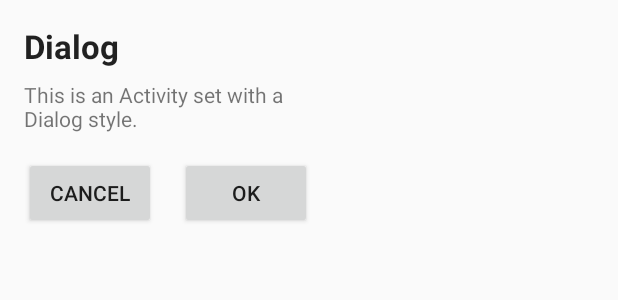
After one commit to aaroncrutchfield/DemoLifecycle, an Android app: the layout activity_dialog.xml on its own in the app's theme, with its tools: preview values and no code run, on a phone screen of 412 x 824 dp. The commit adds this screen. Shown: the top 300 px of the screen. Run offline under Robolectric (Android 15) with nearby library versions, the phone set to English and light mode, and no system bars.

Commit message:
feat - Add Dialog Activity

```diff
--- a/app/src/main/AndroidManifest.xml
+++ b/app/src/main/AndroidManifest.xml
@@ -3,6 +3,7 @@
     package="com.demo.tutorial.demolifecycle">
 
     <application
+        android:fullBackupContent="true"
         android:allowBackup="true"
         android:icon="@mipmap/ic_launcher"
         android:label="@string/app_name"
@@ -16,6 +17,11 @@
                 <category android:name="android.intent.category.LAUNCHER" />
             </intent-filter>
         </activity>
+        <activity
+            android:name=".DialogActivity"
+            android:theme="@style/myDialogTheme">
+
+        </activity>
     </application>
 
 </manifest>
--- /dev/null
+++ b/app/src/main/java/com/demo/tutorial/demolifecycle/DialogActivity.java
@@ -0,0 +1,37 @@
+package com.demo.tutorial.demolifecycle;
+
+import android.support.v7.app.AppCompatActivity;
+import android.os.Bundle;
+import android.view.View;
+import android.widget.Button;
+
+public class DialogActivity extends AppCompatActivity {
+
+    private Button btnOk;
+    private Button btnCancel;
+
+    @Override
+    protected void onCreate(Bundle savedInstanceState) {
+        super.onCreate(savedInstanceState);
+        setContentView(R.layout.activity_dialog);
+
+        btnOk = findViewById(R.id.btn_ok);
+        btnCancel = findViewById(R.id.btn_cancel);
+
+        btnOk.setOnClickListener(new View.OnClickListener() {
+            @Override
+            public void onClick(View view) {
+                finish();
+            }
+        });
+
+        btnCancel.setOnClickListener(new View.OnClickListener() {
+            @Override
+            public void onClick(View view) {
+                finish();
+            }
+        });
+    }
+
+
+}
--- a/app/src/main/java/com/demo/tutorial/demolifecycle/MainActivity.java
+++ b/app/src/main/java/com/demo/tutorial/demolifecycle/MainActivity.java
@@ -1,5 +1,6 @@
 package com.demo.tutorial.demolifecycle;
 
+import android.content.Intent;
 import android.support.v7.app.AppCompatActivity;
 import android.os.Bundle;
 import android.util.Log;
@@ -49,15 +50,15 @@ public class MainActivity extends AppCompatActivity {
 
         counter++;
 
-        // We get a warning if we concatenate text within the setText method
-        // TODO: 3/18/2018 onCreate() - find out why an error is generated when text is concatenated inside View.setText
+        // Don't concatenate string within the append method. Bad practice
         String message = counter + ON_CREATE_MESSAGE;
         tvLog.append(message);
     }
 
-    // TODO: 3/18/2018 alertPrompt() - Create and show a dialog
+    // Start an Activity with a Dialog style
     private void alertPrompt() {
-
+        Intent intent = new Intent(this, DialogActivity.class);
+        startActivity(intent);
     }
 
     private void reset() {
--- /dev/null
+++ b/app/src/main/res/layout/activity_dialog.xml
@@ -0,0 +1,56 @@
+<?xml version="1.0" encoding="utf-8"?>
+<android.support.constraint.ConstraintLayout xmlns:android="http://schemas.android.com/apk/res/android"
+    xmlns:app="http://schemas.android.com/apk/res-auto"
+    xmlns:tools="http://schemas.android.com/tools"
+    android:layout_width="wrap_content"
+    android:layout_height="wrap_content"
+    tools:context="com.demo.tutorial.demolifecycle.DialogActivity">
+
+    <TextView
+        android:id="@+id/textView"
+        android:layout_width="wrap_content"
+        android:layout_height="wrap_content"
+        android:layout_marginStart="16dp"
+        android:layout_marginTop="16dp"
+        android:text="@string/dialog"
+        android:textAppearance="@style/TextAppearance.AppCompat.Large"
+        android:textStyle="bold"
+        app:layout_constraintStart_toStartOf="parent"
+        app:layout_constraintTop_toTopOf="parent" />
+
+    <TextView
+        android:id="@+id/textView2"
+        android:layout_width="0dp"
+        android:layout_height="wrap_content"
+        android:layout_marginEnd="16dp"
+        android:layout_marginStart="16dp"
+        android:layout_marginTop="8dp"
+        android:text="@string/description"
+        app:layout_constraintEnd_toEndOf="parent"
+        app:layout_constraintStart_toStartOf="parent"
+        app:layout_constraintTop_toBottomOf="@+id/textView" />
+
+    <Button
+        android:id="@+id/btn_cancel"
+        android:layout_width="wrap_content"
+        android:layout_height="wrap_content"
+        android:layout_marginStart="16dp"
+        android:layout_marginTop="16dp"
+        android:text="@string/cancel"
+        app:layout_constraintStart_toStartOf="parent"
+        app:layout_constraintTop_toBottomOf="@+id/textView2" />
+
+    <Button
+        android:id="@+id/btn_ok"
+        android:layout_width="wrap_content"
+        android:layout_height="wrap_content"
+        android:layout_marginBottom="16dp"
+        android:layout_marginEnd="16dp"
+        android:layout_marginStart="16dp"
+        android:text="@string/ok"
+        app:layout_constraintBottom_toBottomOf="parent"
+        app:layout_constraintEnd_toEndOf="parent"
+        app:layout_constraintStart_toEndOf="@+id/btn_cancel"
+        app:layout_constraintTop_toTopOf="@+id/btn_cancel" />
+
+</android.support.constraint.ConstraintLayout>
--- a/app/src/main/res/values/strings.xml
+++ b/app/src/main/res/values/strings.xml
@@ -2,4 +2,8 @@
     <string name="app_name">DemoLifecycle</string>
     <string name="reset">Reset</string>
     <string name="alert">Alert</string>
+    <string name="dialog">Dialog</string>
+    <string name="description">This is an Activity set with a Dialog style.</string>
+    <string name="cancel">Cancel</string>
+    <string name="ok">OK</string>
 </resources>
--- a/app/src/main/res/values/styles.xml
+++ b/app/src/main/res/values/styles.xml
@@ -8,4 +8,9 @@
         <item name="colorAccent">@color/colorAccent</item>
     </style>
 
+    <!--Custom Dialog theme-->
+    <style name="myDialogTheme" parent="@style/Theme.AppCompat.Light.Dialog">
+        <item name="windowNoTitle">true</item>
+    </style>
+
 </resources>
```
